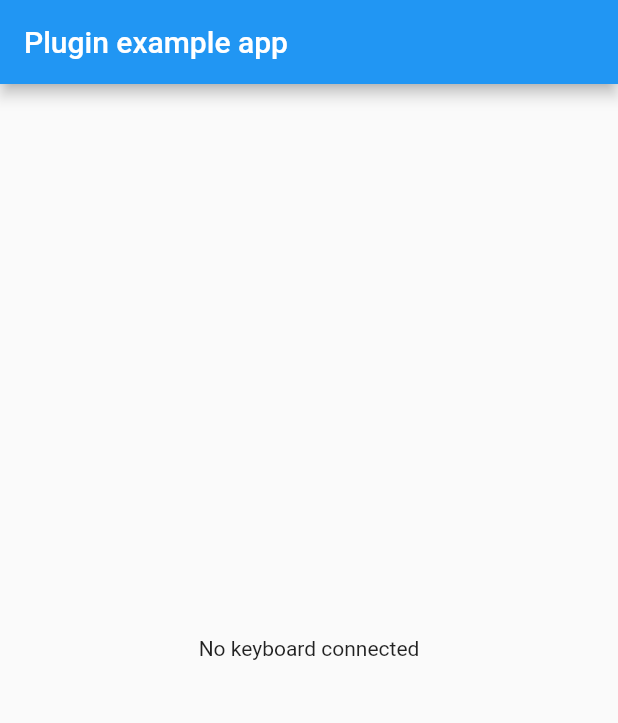
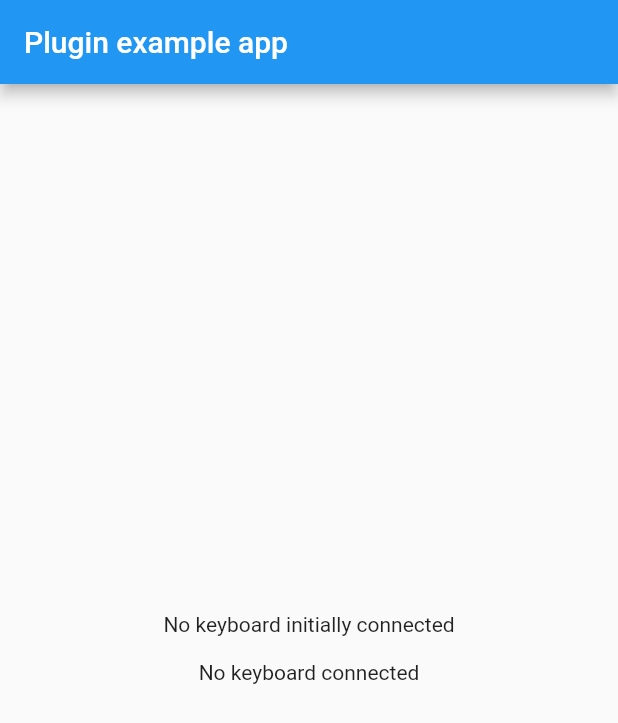
Before and after one commit to via-guy/flutter_keyboard_connection, a Flutter app: the screen it shows after launch, on a phone screen of 412 x 824 dp. Shown: the top 723 px of the screen. Run offline on Flutter 3.47's test engine with Material 2 defaults, Android fonts, the phone set to English and light mode, and no system bars.

Commit message:
Fix iOS code

```diff
--- a/example/lib/main.dart
+++ b/example/lib/main.dart
@@ -14,7 +14,21 @@ class MyApp extends StatelessWidget {
           appBar: AppBar(
             title: const Text('Plugin example app'),
           ),
-          body: StreamBuilder<bool>(
+          body: Column(
+            mainAxisAlignment: MainAxisAlignment.center,
+            children: [
+              FutureBuilder<bool>(
+                future: KeyboardConnection.keyboardConnected,
+                builder: (context, snapshot) {
+                  final keyboardConnected = snapshot.data ?? false;
+                  return Center(
+                    child: Text(
+                      '${keyboardConnected ? 'keyboard initially connected' : 'No keyboard initially connected'}\n',
+                    ),
+                  );
+                },
+              ),
+              StreamBuilder<bool>(
                 stream: KeyboardConnection.keyboardConnectedStream,
                 initialData: false,
                 builder: (context, snapshot) {
@@ -26,6 +40,8 @@ class MyApp extends StatelessWidget {
                   );
                 },
               ),
+            ],
+          ),
         ),
       );
 }
--- a/lib/keyboard_connection.dart
+++ b/lib/keyboard_connection.dart
@@ -1,17 +1,14 @@
 import 'dart:async';
 
-import 'package:flutter/foundation.dart';
 import 'package:flutter/services.dart';
 
 class KeyboardConnection {
-  @visibleForTesting
-  static const methodChannel = MethodChannel('keyboard_connection');
-  @visibleForTesting
-  static const eventChannel = EventChannel('keyboard_connection_updates');
+  static const _methodChannel = MethodChannel('keyboard_connection');
+  static const _eventChannel = EventChannel('keyboard_connection_updates');
 
   static Future<bool> get keyboardConnected async =>
-      await methodChannel.invokeMethod('getKeyboardConnected') ?? false;
+      await _methodChannel.invokeMethod('getKeyboardConnected') ?? false;
 
   static Stream<bool> get keyboardConnectedStream =>
-      eventChannel.receiveBroadcastStream().cast();
+      _eventChannel.receiveBroadcastStream().cast();
 }
```
Also changed, not shown: 3 other files. Lines whose indentation alone changed are shown as unchanged.
